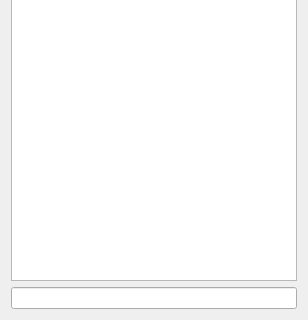
Above: mainwindow.ui from Sryther/mini-chat before the change; both pictures show x 0 to 308 and y 156 to 476 of the 308 by 476 pixel window. Below: the same form after it.
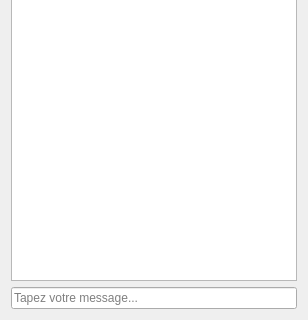
That is the form after the change.

Patch:
```diff
--- a/mainwindow.ui
+++ b/mainwindow.ui
@@ -44,7 +44,11 @@
      </widget>
     </item>
     <item>
-     <widget class="QLineEdit" name="inputText"/>
+     <widget class="QLineEdit" name="inputText">
+      <property name="placeholderText">
+       <string>Tapez votre message...</string>
+      </property>
+     </widget>
     </item>
    </layout>
   </widget>
```
